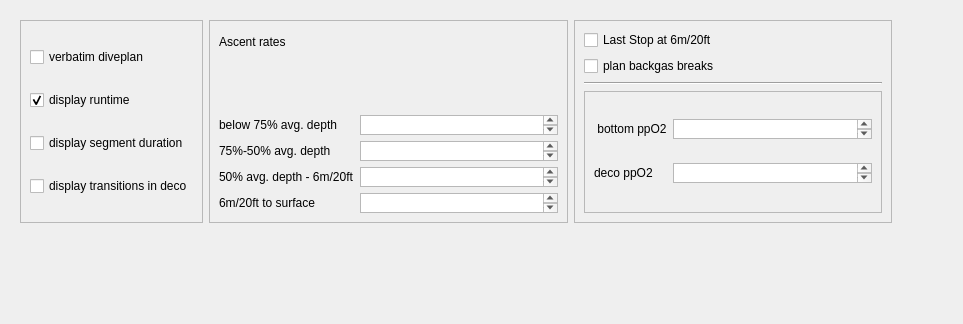
Qt form qt-ui/plannerSettings.ui (subsurface/subsurface) before a commit.
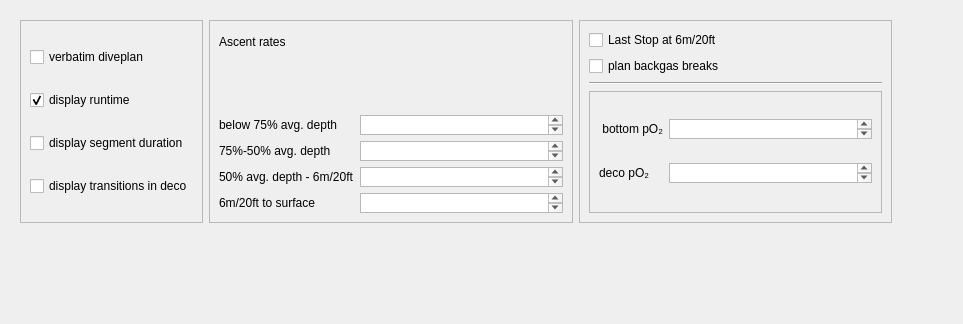
The same form after that commit.

What changed in the file:
```diff
--- a/qt-ui/plannerSettings.ui
+++ b/qt-ui/plannerSettings.ui
@@ -65,14 +65,14 @@
           <item row="1" column="0">
            <widget class="QLabel" name="label_6">
             <property name="text">
-             <string> bottom ppO2</string>
+             <string> bottom pO₂</string>
             </property>
            </widget>
           </item>
           <item row="2" column="0">
            <widget class="QLabel" name="label_7">
             <property name="text">
-             <string>deco ppO2</string>
+             <string>deco pO₂</string>
             </property>
            </widget>
           </item>
```
